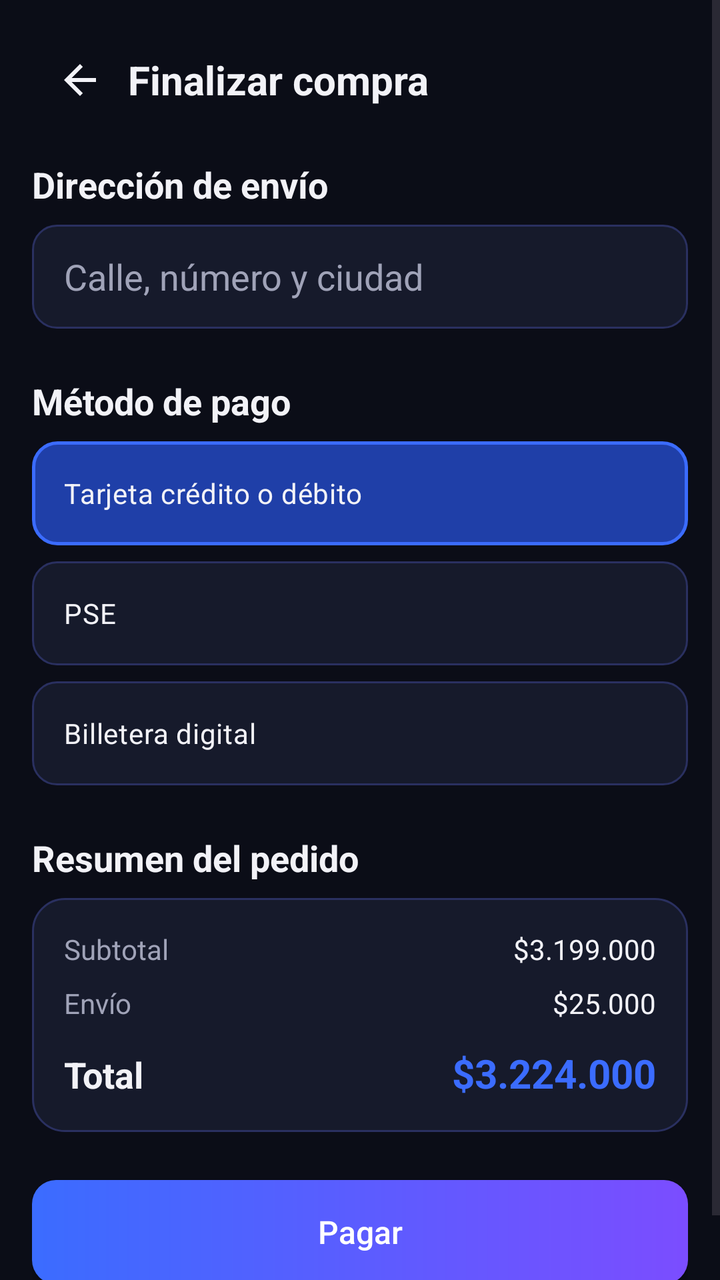
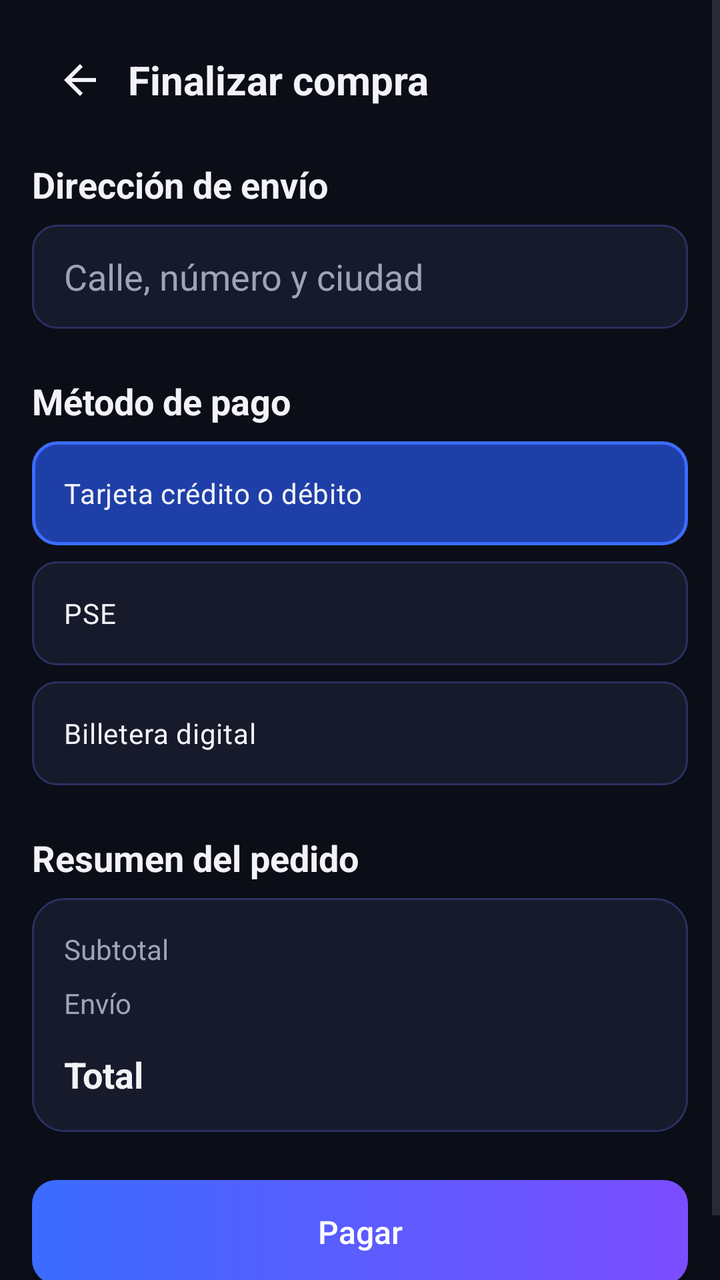

The first picture is an Android layout as it rendered before a commit; the second is the same layout after the commit. The layout source and the unified diff follow.
<!-- AndroidManifest.xml: application theme Theme.BacanoGaming -->
<!-- res/layout/fragment_checkout.xml -->
<?xml version="1.0" encoding="utf-8"?>
<ScrollView xmlns:android="http://schemas.android.com/apk/res/android"
    xmlns:app="http://schemas.android.com/apk/res-auto"
    android:layout_width="match_parent"
    android:layout_height="match_parent"
    android:background="@color/bg_black">

    <LinearLayout
        android:layout_width="match_parent"
        android:layout_height="wrap_content"
        android:orientation="vertical"
        android:padding="16dp">

        <LinearLayout
            android:layout_width="match_parent"
            android:layout_height="wrap_content"
            android:gravity="center_vertical"
            android:orientation="horizontal">

            <ImageView
                android:id="@+id/ivVolverPago"
                android:layout_width="48dp"
                android:layout_height="48dp"
                android:contentDescription="@string/detail_back"
                android:padding="12dp"
                android:src="@drawable/ic_back"
                app:tint="@color/text_primary" />

            <TextView
                android:layout_width="wrap_content"
                android:layout_height="wrap_content"
                android:text="@string/checkout_title"
                android:textColor="@color/text_primary"
                android:textSize="20sp"
                android:textStyle="bold" />
        </LinearLayout>

        <TextView
            android:layout_width="wrap_content"
            android:layout_height="wrap_content"
            android:layout_marginTop="16dp"
            android:text="@string/checkout_address_title"
            android:textColor="@color/text_primary"
            android:textSize="18sp"
            android:textStyle="bold" />

        <EditText
            android:id="@+id/etDireccion"
            android:layout_width="match_parent"
            android:layout_height="52dp"
            android:layout_marginTop="8dp"
            android:autofillHints="postalAddress"
            android:background="@drawable/bg_input"
            android:hint="@string/checkout_address_hint"
            android:inputType="textPostalAddress"
            android:paddingHorizontal="16dp"
            android:textColor="@color/text_primary"
            android:textColorHint="@color/text_secondary" />

        <TextView
            android:layout_width="wrap_content"
            android:layout_height="wrap_content"
            android:layout_marginTop="24dp"
            android:text="@string/checkout_method_title"
            android:textColor="@color/text_primary"
            android:textSize="18sp"
            android:textStyle="bold" />

        <RadioGroup
            android:id="@+id/rgMetodoPago"
            android:layout_width="match_parent"
            android:layout_height="wrap_content"
            android:layout_marginTop="8dp"
            android:orientation="vertical">

            <RadioButton
                android:id="@+id/rbTarjeta"
                android:layout_width="match_parent"
                android:layout_height="52dp"
                android:layout_marginBottom="8dp"
                android:background="@drawable/bg_chip_selector"
                android:button="@null"
                android:checked="true"
                android:gravity="center_vertical"
                android:paddingHorizontal="16dp"
                android:text="@string/checkout_method_card"
                android:textColor="@color/text_primary" />

            <RadioButton
                android:id="@+id/rbPse"
                android:layout_width="match_parent"
                android:layout_height="52dp"
                android:layout_marginBottom="8dp"
                android:background="@drawable/bg_chip_selector"
                android:button="@null"
                android:gravity="center_vertical"
                android:paddingHorizontal="16dp"
                android:text="@string/checkout_method_pse"
                android:textColor="@color/text_primary" />

            <RadioButton
                android:id="@+id/rbBilletera"
                android:layout_width="match_parent"
                android:layout_height="52dp"
                android:background="@drawable/bg_chip_selector"
                android:button="@null"
                android:gravity="center_vertical"
                android:paddingHorizontal="16dp"
                android:text="@string/checkout_method_wallet"
                android:textColor="@color/text_primary" />
        </RadioGroup>

        <TextView
            android:layout_width="wrap_content"
            android:layout_height="wrap_content"
            android:layout_marginTop="24dp"
            android:text="@string/checkout_summary_title"
            android:textColor="@color/text_primary"
            android:textSize="18sp"
            android:textStyle="bold" />

        <LinearLayout
            android:layout_width="match_parent"
            android:layout_height="wrap_content"
            android:layout_marginTop="8dp"
            android:background="@drawable/bg_card"
            android:orientation="vertical"
            android:padding="16dp">

            <LinearLayout
                android:layout_width="match_parent"
                android:layout_height="wrap_content"
                android:orientation="horizontal">

                <TextView
                    android:layout_width="0dp"
                    android:layout_height="wrap_content"
                    android:layout_weight="1"
                    android:text="@string/cart_subtotal"
                    android:textColor="@color/text_secondary" />

                <TextView
                    android:layout_width="wrap_content"
                    android:layout_height="wrap_content"
                    android:text="@string/cart_subtotal_value"
                    android:textColor="@color/text_primary" />
            </LinearLayout>

            <LinearLayout
                android:layout_width="match_parent"
                android:layout_height="wrap_content"
                android:layout_marginTop="8dp"
                android:orientation="horizontal">

                <TextView
                    android:layout_width="0dp"
                    android:layout_height="wrap_content"
                    android:layout_weight="1"
                    android:text="@string/cart_shipping"
                    android:textColor="@color/text_secondary" />

                <TextView
                    android:layout_width="wrap_content"
                    android:layout_height="wrap_content"
                    android:text="@string/cart_shipping_value"
                    android:textColor="@color/text_primary" />
            </LinearLayout>

            <LinearLayout
                android:layout_width="match_parent"
                android:layout_height="wrap_content"
                android:layout_marginTop="12dp"
                android:orientation="horizontal">

                <TextView
                    android:layout_width="0dp"
                    android:layout_height="wrap_content"
                    android:layout_weight="1"
                    android:text="@string/cart_total"
                    android:textColor="@color/text_primary"
                    android:textSize="18sp"
                    android:textStyle="bold" />

                <TextView
                    android:layout_width="wrap_content"
                    android:layout_height="wrap_content"
                    android:text="@string/cart_total_value"
                    android:textColor="@color/primary_blue"
                    android:textSize="20sp"
                    android:textStyle="bold" />
            </LinearLayout>
        </LinearLayout>

        <Button
            android:id="@+id/btnPagar"
            android:layout_width="match_parent"
            android:layout_height="52dp"
            android:layout_marginTop="24dp"
            android:layout_marginBottom="16dp"
            android:background="@drawable/bg_button_gradient"
            android:text="@string/checkout_pay"
            android:textAllCaps="false"
            android:textColor="@color/white"
            android:textSize="16sp"
            app:backgroundTint="@null" />
    </LinearLayout>
</ScrollView>
<!-- resources referenced by this layout -->
<resources>
  <color name="bg_black">#0B0D17</color>
  <color name="primary_blue">#3B6CFF</color>
  <color name="text_primary">#F2F2F7</color>
  <color name="text_secondary">#A0A3B8</color>
  <color name="white">#FFFFFF</color>
  <!-- drawable bg_button_gradient (drawable) -->
  <?xml version="1.0" encoding="utf-8"?>
  <shape xmlns:android="http://schemas.android.com/apk/res/android"
      android:shape="rectangle">
      <gradient
          android:angle="0"
          android:startColor="@color/primary_blue"
          android:endColor="@color/accent_purple" />
      <corners android:radius="12dp" />
  </shape>
  <!-- drawable bg_card (drawable) -->
  <?xml version="1.0" encoding="utf-8"?>
  <shape xmlns:android="http://schemas.android.com/apk/res/android"
      android:shape="rectangle">
      <solid android:color="@color/surface_dark" />
      <stroke
          android:width="1dp"
          android:color="@color/surface_border" />
      <corners android:radius="16dp" />
  </shape>
  <!-- drawable bg_chip_selector (drawable) -->
  <?xml version="1.0" encoding="utf-8"?>
  <selector xmlns:android="http://schemas.android.com/apk/res/android">
      <item android:state_checked="true" android:drawable="@drawable/bg_chip_selected" />
      <item android:drawable="@drawable/bg_input" />
  </selector>
  <!-- drawable bg_input (drawable) -->
  <?xml version="1.0" encoding="utf-8"?>
  <shape xmlns:android="http://schemas.android.com/apk/res/android"
      android:shape="rectangle">
      <solid android:color="@color/surface_dark" />
      <stroke
          android:width="1dp"
          android:color="@color/surface_border" />
      <corners android:radius="12dp" />
  </shape>
  <!-- drawable ic_back (drawable) -->
  <vector xmlns:android="http://schemas.android.com/apk/res/android" android:autoMirrored="true" android:height="24dp" android:tint="#000000" android:viewportHeight="24" android:viewportWidth="24" android:width="24dp">
        
      <path android:fillColor="@android:color/white" android:pathData="M20,11H7.83l5.59,-5.59L12,4l-8,8 8,8 1.41,-1.41L7.83,13H20v-2z"/>
      
  </vector>
  <string name="cart_shipping">Envío</string>
  <string name="cart_shipping_value">$25.000</string>
  <string name="cart_subtotal">Subtotal</string>
  <string name="cart_subtotal_value">$3.199.000</string>
  <string name="cart_total">Total</string>
  <string name="cart_total_value">$3.224.000</string>
  <string name="checkout_address_hint">Calle, número y ciudad</string>
  <string name="checkout_address_title">Dirección de envío</string>
  <string name="checkout_method_card">Tarjeta crédito o débito</string>
  <string name="checkout_method_pse">PSE</string>
  <string name="checkout_method_title">Método de pago</string>
  <string name="checkout_method_wallet">Billetera digital</string>
  <string name="checkout_pay">Pagar</string>
  <string name="checkout_summary_title">Resumen del pedido</string>
  <string name="checkout_title">Finalizar compra</string>
  <string name="detail_back">Volver</string>
  <style name="Theme.BacanoGaming" parent="Base.Theme.BacanoGaming" />
  <color name="accent_purple">#7B4DFF</color>
  <color name="surface_dark">#161A2B</color>
  <color name="surface_border">#2A3060</color>
  <!-- drawable bg_chip_selected (drawable) -->
  <?xml version="1.0" encoding="utf-8"?>
  <shape xmlns:android="http://schemas.android.com/apk/res/android"
      android:shape="rectangle">
      <solid android:color="@color/primary_blue_dark" />
      <stroke
          android:width="1.5dp"
          android:color="@color/primary_blue" />
      <corners android:radius="12dp" />
  </shape>
  <color name="primary_blue_dark">#1F3FA8</color>
  <!-- unchanged entries left out for length: 1 -->
</resources>

<!-- the commit's change to res/layout/fragment_checkout.xml (unified diff, before → after) -->
@@ -56,6 +56,28 @@
             android:paddingHorizontal="16dp"
             android:textColor="@color/text_primary"
             android:textColorHint="@color/text_secondary" />
+
+        <Button
+            android:id="@+id/btnUbicacion"
+            android:layout_width="match_parent"
+            android:layout_height="48dp"
+            android:layout_marginTop="8dp"
+            android:background="@drawable/bg_button_outline"
+            android:text="@string/checkout_use_location"
+            android:textAllCaps="false"
+            android:textColor="@color/primary_blue"
+            android:textSize="14sp"
+            android:visibility="gone"
+            app:backgroundTint="@null" />
+
+        <TextView
+            android:id="@+id/tvUbicacion"
+            android:layout_width="match_parent"
+            android:layout_height="wrap_content"
+            android:layout_marginTop="6dp"
+            android:textColor="@color/status_paid"
+            android:textSize="13sp"
+            android:visibility="gone" />
 
         <TextView
             android:layout_width="wrap_content"
@@ -140,9 +162,9 @@
                     android:textColor="@color/text_secondary" />
 
                 <TextView
+                    android:id="@+id/tvSubtotalPago"
                     android:layout_width="wrap_content"
                     android:layout_height="wrap_content"
-                    android:text="@string/cart_subtotal_value"
                     android:textColor="@color/text_primary" />
             </LinearLayout>
 
@@ -160,9 +182,9 @@
                     android:textColor="@color/text_secondary" />
 
                 <TextView
+                    android:id="@+id/tvEnvioPago"
                     android:layout_width="wrap_content"
                     android:layout_height="wrap_content"
-                    android:text="@string/cart_shipping_value"
                     android:textColor="@color/text_primary" />
             </LinearLayout>
 
@@ -182,9 +204,9 @@
                     android:textStyle="bold" />
 
                 <TextView
+                    android:id="@+id/tvTotalPago"
                     android:layout_width="wrap_content"
                     android:layout_height="wrap_content"
-                    android:text="@string/cart_total_value"
                     android:textColor="@color/primary_blue"
                     android:textSize="20sp"
                     android:textStyle="bold" />
<!-- resource entries referenced after the edit -->
@@ -2,6 +2,7 @@
 <resources>
   <color name="bg_black">#0B0D17</color>
   <color name="primary_blue">#3B6CFF</color>
+  <color name="status_paid">#2ED47A</color>
   <color name="text_primary">#F2F2F7</color>
   <color name="text_secondary">#A0A3B8</color>
   <color name="white">#FFFFFF</color>
@@ -13,6 +14,16 @@
           android:angle="0"
           android:startColor="@color/primary_blue"
           android:endColor="@color/accent_purple" />
+      <corners android:radius="12dp" />
+  </shape>
+  <!-- drawable bg_button_outline (drawable) -->
+  <?xml version="1.0" encoding="utf-8"?>
+  <shape xmlns:android="http://schemas.android.com/apk/res/android"
+      android:shape="rectangle">
+      <solid android:color="@android:color/transparent" />
+      <stroke
+          android:width="1.5dp"
+          android:color="@color/primary_blue" />
       <corners android:radius="12dp" />
   </shape>
   <!-- drawable bg_card (drawable) -->
@@ -48,11 +59,8 @@
       
   </vector>
   <string name="cart_shipping">Envío</string>
-  <string name="cart_shipping_value">$25.000</string>
   <string name="cart_subtotal">Subtotal</string>
-  <string name="cart_subtotal_value">$3.199.000</string>
   <string name="cart_total">Total</string>
-  <string name="cart_total_value">$3.224.000</string>
   <string name="checkout_address_hint">Calle, número y ciudad</string>
   <string name="checkout_address_title">Dirección de envío</string>
   <string name="checkout_method_card">Tarjeta crédito o débito</string>
@@ -62,6 +70,7 @@
   <string name="checkout_pay">Pagar</string>
   <string name="checkout_summary_title">Resumen del pedido</string>
   <string name="checkout_title">Finalizar compra</string>
+  <string name="checkout_use_location">Usar mi ubicación</string>
   <string name="detail_back">Volver</string>
   <style name="Theme.BacanoGaming" parent="Base.Theme.BacanoGaming" />
   <color name="accent_purple">#7B4DFF</color>
